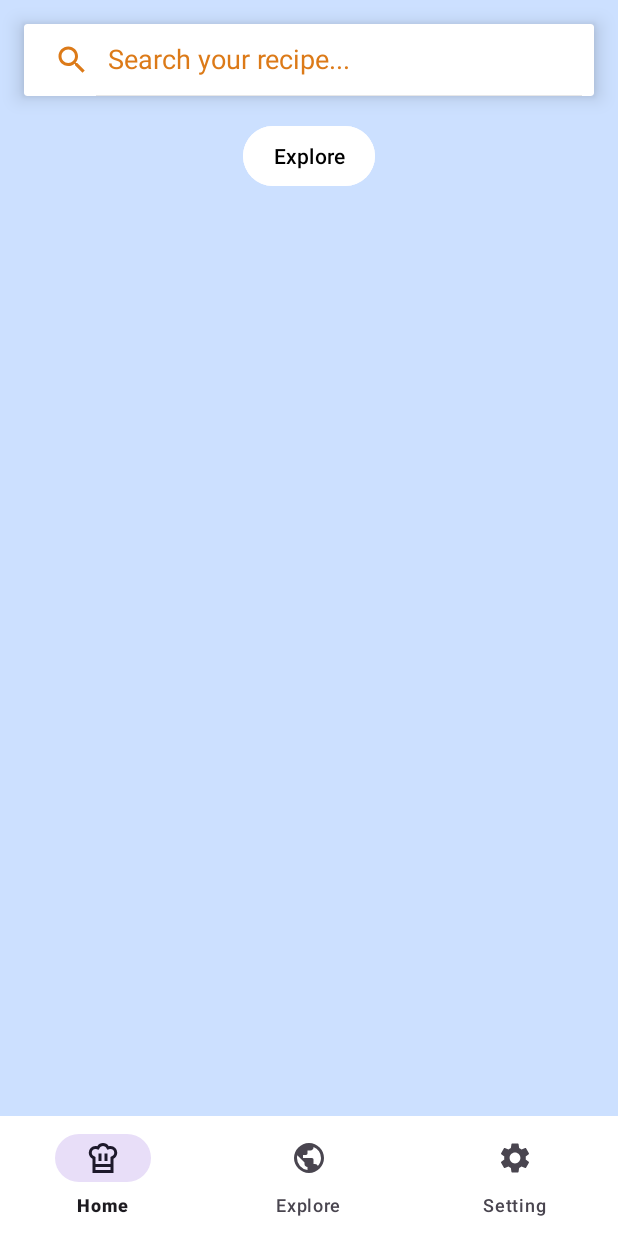
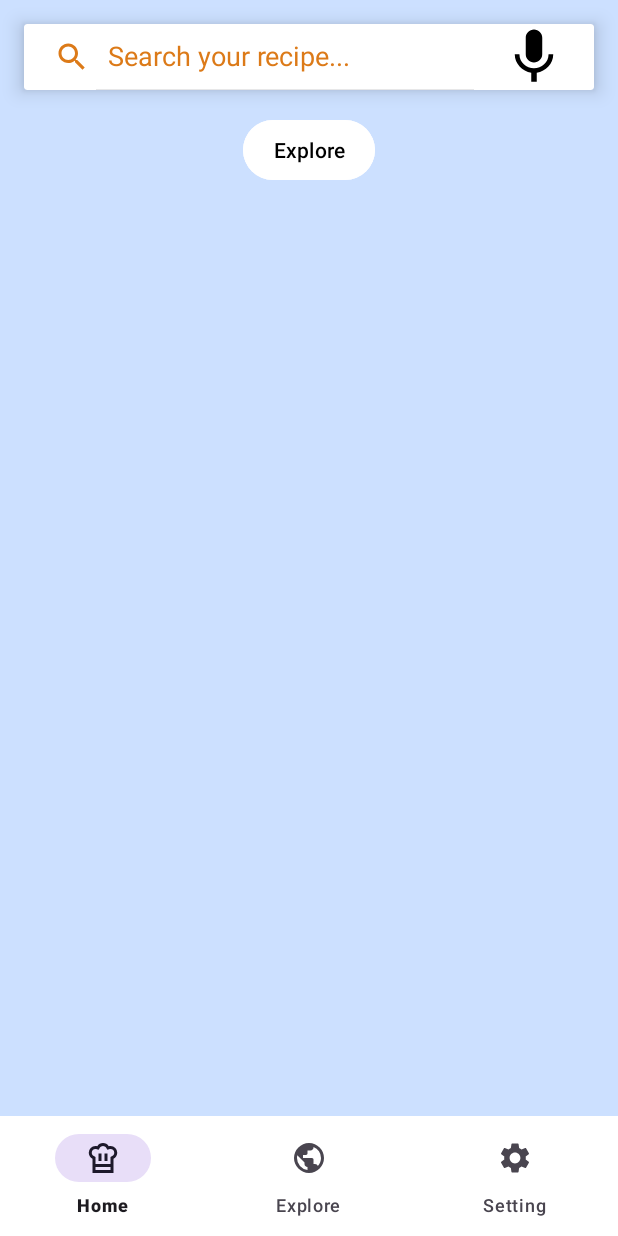
Before and after one commit to MohammedAdnan01/RecipeApp, an Android app built with Jetpack Compose: the HomeActivity screen opened directly, with no data from a screen before it, on a phone screen of 412 x 824 dp. Run offline under Robolectric (Android 15) with nearby library versions, the phone set to English and light mode, and no system bars; 1 statement that could not run was skipped.

Commit message:
Added music and other code

```diff
--- a/SwiftBite/app/src/main/java/com/example/swiftbite/RegisterActivity.kt
+++ b/SwiftBite/app/src/main/java/com/example/swiftbite/RegisterActivity.kt
@@ -6,6 +6,7 @@ import android.view.View
 import android.widget.EditText
 import android.widget.Toast
 import androidx.appcompat.app.AppCompatActivity
+import com.example.swiftbite.services.BackgroundMusic
 import com.google.firebase.auth.FirebaseAuth
 
 class RegisterActivity : AppCompatActivity() {
@@ -14,6 +15,9 @@ class RegisterActivity : AppCompatActivity() {
     override fun onCreate(savedInstanceState: Bundle?) {
         super.onCreate(savedInstanceState)
         setContentView(R.layout.activity_register)
+
+        val musicIntent = Intent(this, BackgroundMusic::class.java)
+        startService(musicIntent)
 
         auth= FirebaseAuth.getInstance()
     }
--- a/SwiftBite/app/src/main/java/com/example/swiftbite/SliderActivity.kt
+++ b/SwiftBite/app/src/main/java/com/example/swiftbite/SliderActivity.kt
@@ -5,6 +5,7 @@ import android.os.Bundle
 import android.widget.Button
 import androidx.appcompat.app.AppCompatActivity
 import androidx.viewpager2.widget.ViewPager2
+import com.example.swiftbite.services.BackgroundMusic
 
 class SliderActivity : AppCompatActivity() {
 
@@ -42,5 +43,7 @@ class SliderActivity : AppCompatActivity() {
                 }
             }
         })
+        val musicIntent = Intent(this, BackgroundMusic::class.java)
+        startService(musicIntent)
     }
 }
--- /dev/null
+++ b/SwiftBite/app/src/main/res/drawable/baseline_mic_24.xml
@@ -0,0 +1,5 @@
+<vector xmlns:android="http://schemas.android.com/apk/res/android" android:height="24dp" android:tint="#000000" android:viewportHeight="24" android:viewportWidth="24" android:width="24dp">
+
+    <path android:fillColor="@android:color/white" android:pathData="M12,14c1.66,0 2.99,-1.34 2.99,-3L15,5c0,-1.66 -1.34,-3 -3,-3S9,3.34 9,5v6c0,1.66 1.34,3 3,3zM17.3,11c0,3 -2.54,5.1 -5.3,5.1S6.7,14 6.7,11L5,11c0,3.41 2.72,6.23 6,6.72L11,21h2v-3.28c3.28,-0.48 6,-3.3 6,-6.72h-1.7z"/>
+
+</vector>
--- /dev/null
+++ b/SwiftBite/app/src/main/res/drawable/ic_music_note.xml
@@ -0,0 +1,5 @@
+<vector xmlns:android="http://schemas.android.com/apk/res/android" android:height="24dp" android:tint="#000000" android:viewportHeight="24" android:viewportWidth="24" android:width="24dp">
+
+    <path android:fillColor="@android:color/white" android:pathData="M12,14c1.66,0 2.99,-1.34 2.99,-3L15,5c0,-1.66 -1.34,-3 -3,-3S9,3.34 9,5v6c0,1.66 1.34,3 3,3zM17.3,11c0,3 -2.54,5.1 -5.3,5.1S6.7,14 6.7,11L5,11c0,3.41 2.72,6.23 6,6.72L11,21h2v-3.28c3.28,-0.48 6,-3.3 6,-6.72h-1.7z"/>
+
+</vector>
--- a/SwiftBite/app/src/main/res/layout/home_screen.xml
+++ b/SwiftBite/app/src/main/res/layout/home_screen.xml
@@ -1,6 +1,7 @@
 <?xml version="1.0" encoding="utf-8"?>
 <LinearLayout xmlns:android="http://schemas.android.com/apk/res/android"
     xmlns:app="http://schemas.android.com/apk/res-auto"
+    xmlns:tools="http://schemas.android.com/tools"
     android:layout_width="match_parent"
     android:layout_height="match_parent"
     android:orientation="vertical"
@@ -12,13 +13,38 @@
         app:cardBackgroundColor="@color/white"
         app:cardElevation="8dp"
         android:layout_margin="16dp">
-        <androidx.appcompat.widget.SearchView
-            android:id="@+id/searchView_home"
+
+        <LinearLayout
+            android:orientation="horizontal"
             android:layout_width="match_parent"
-            app:iconifiedByDefault="false"
-            app:searchIcon="@drawable/ic_search"
-            android:layout_height="match_parent"
-            app:queryHint="Search your recipe..."/>
+            android:layout_height="match_parent">
+
+            <!-- SearchView -->
+            <androidx.appcompat.widget.SearchView
+                android:id="@+id/searchView_home"
+                android:layout_width="0dp"
+                android:layout_height="match_parent"
+                android:layout_weight="1"
+                app:iconifiedByDefault="false"
+                app:searchIcon="@drawable/ic_search"
+                app:queryHint="Search your recipe..."/>
+
+            <!-- Microphone Button -->
+            <ImageView
+                android:id="@+id/micButton"
+                android:layout_width="48dp"
+                android:layout_height="44dp"
+                android:layout_gravity="center"
+                android:layout_marginStart="8dp"
+                android:layout_marginEnd="16dp"
+                android:clickable="true"
+                android:contentDescription="Microphone"
+                android:focusable="true"
+                android:src="@drawable/baseline_mic_24"
+                tools:ignore="TouchTargetSizeCheck" />
+
+        </LinearLayout>
+
     </androidx.cardview.widget.CardView>
 
     <Button
```
Also changed, not shown: SwiftBite/app/src/main/AndroidManifest.xml (+12 -0 lines), SwiftBite/app/src/main/java/com/example/swiftbite/HomeActivity.kt (+74 -0 lines), SwiftBite/app/src/main/java/com/example/swiftbite/MainActivity.kt (+11 -0 lines), SwiftBite/app/src/main/java/com/example/swiftbite/MyApp.kt (added, +14 -0 lines), SwiftBite/app/src/main/java/com/example/swiftbite/services/BackgroundMusic.kt (added, +67 -0 lines), 1 other file.
